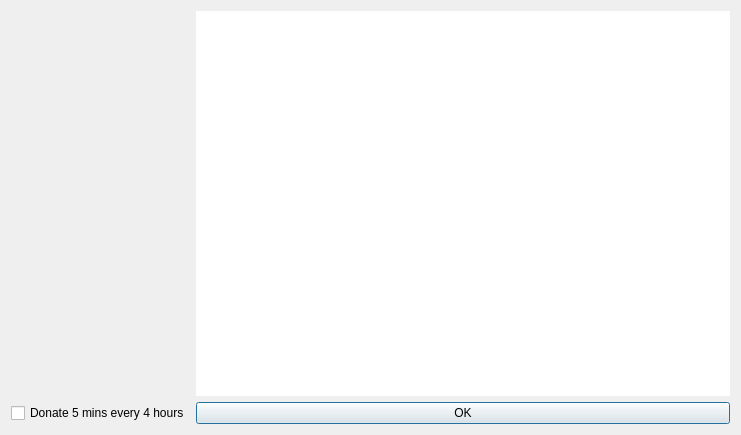
First picture: the form in Code/References/MinerLamp-master/MinerLamp-master/helpdialog.ui, repository UndertakerW/MinersCoffee, before the edit.
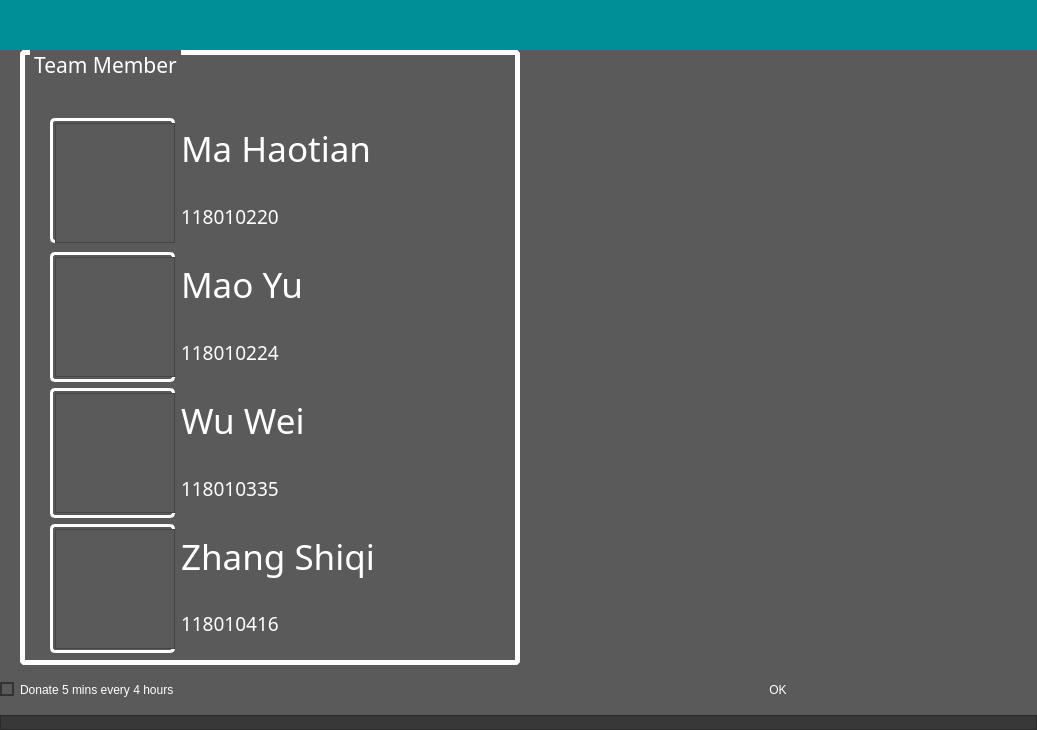
Second picture: the form after the edit. Icons and pictures are not drawn.

The edit to the form file:
```diff
--- a/Code/References/MinerLamp-master/MinerLamp-master/helpdialog.ui
+++ b/Code/References/MinerLamp-master/MinerLamp-master/helpdialog.ui
@@ -6,8 +6,8 @@
    <rect>
     <x>0</x>
     <y>0</y>
-    <width>741</width>
-    <height>435</height>
+    <width>1037</width>
+    <height>730</height>
    </rect>
   </property>
   <property name="windowTitle">
@@ -16,56 +16,820 @@
   <property name="whatsThis">
    <string/>
   </property>
-  <layout class="QGridLayout" name="gridLayout">
-   <item row="0" column="0">
-    <widget class="QLabel" name="label">
-     <property name="text">
-      <string/>
+  <property name="styleSheet">
+   <string notr="true">background:rgb(91,90,90);</string>
+  </property>
+  <layout class="QVBoxLayout" name="verticalLayout">
+   <property name="spacing">
+    <number>0</number>
+   </property>
+   <property name="leftMargin">
+    <number>0</number>
+   </property>
+   <property name="topMargin">
+    <number>0</number>
+   </property>
+   <property name="rightMargin">
+    <number>0</number>
+   </property>
+   <property name="bottomMargin">
+    <number>0</number>
+   </property>
+   <item>
+    <widget class="QFrame" name="frameMonitorBar">
+     <property name="minimumSize">
+      <size>
+       <width>0</width>
+       <height>50</height>
+      </size>
      </property>
-     <property name="pixmap">
-      <pixmap resource="resources.qrc">:/images/logo.png</pixmap>
+     <property name="maximumSize">
+      <size>
+       <width>16777215</width>
+       <height>50</height>
+      </size>
      </property>
+     <property name="styleSheet">
+      <string notr="true">background:#008F96;border-width: 0;
+border-radius : 0;
+</string>
+     </property>
+     <property name="frameShape">
+      <enum>QFrame::StyledPanel</enum>
+     </property>
+     <property name="frameShadow">
+      <enum>QFrame::Raised</enum>
+     </property>
+     <layout class="QHBoxLayout" name="horizontalLayout_5">
+      <property name="spacing">
+       <number>0</number>
+      </property>
+      <property name="leftMargin">
+       <number>0</number>
+      </property>
+      <property name="topMargin">
+       <number>0</number>
+      </property>
+      <property name="rightMargin">
+       <number>0</number>
+      </property>
+      <property name="bottomMargin">
+       <number>0</number>
+      </property>
+     </layout>
     </widget>
    </item>
-   <item row="0" column="1">
-    <widget class="QPlainTextEdit" name="plainTextEdit">
-     <property name="font">
-      <font>
-       <family>Arial</family>
-      </font>
-     </property>
-     <property name="frameShape">
-      <enum>QFrame::NoFrame</enum>
-     </property>
-     <property name="lineWidth">
+   <item>
+    <layout class="QHBoxLayout" name="horizontalLayout">
+     <property name="spacing">
       <number>0</number>
      </property>
-     <property name="readOnly">
-      <bool>true</bool>
+     <property name="leftMargin">
+      <number>20</number>
      </property>
-    </widget>
+     <property name="rightMargin">
+      <number>10</number>
+     </property>
+     <item>
+      <widget class="QGroupBox" name="groupBox_19">
+       <property name="minimumSize">
+        <size>
+         <width>500</width>
+         <height>580</height>
+        </size>
+       </property>
+       <property name="font">
+        <font>
+         <family>Berlin Sans FB</family>
+         <pointsize>16</pointsize>
+        </font>
+       </property>
+       <property name="layoutDirection">
+        <enum>Qt::LeftToRight</enum>
+       </property>
+       <property name="styleSheet">
+        <string notr="true">QGroupBox::title{
+	color : white;
+	left: 10px;
+	margin-left: 0px;
+	padding: 0 1px;
+}
+
+QGroupBox{
+	border-width: 5px;
+	border-style: solid;
+	border-color: white;
+	margin-top: 0.5ex;
+	border-radius: 5px;
+}</string>
+       </property>
+       <property name="title">
+        <string>Team Member</string>
+       </property>
+       <layout class="QGridLayout" name="gridLayout_64">
+        <property name="leftMargin">
+         <number>0</number>
+        </property>
+        <property name="topMargin">
+         <number>30</number>
+        </property>
+        <item row="0" column="0">
+         <layout class="QVBoxLayout" name="verticalLayout_32">
+          <item>
+           <layout class="QHBoxLayout" name="horizontalLayout_57">
+            <item>
+             <widget class="QGroupBox" name="groupBox_20">
+              <property name="minimumSize">
+               <size>
+                <width>125</width>
+                <height>125</height>
+               </size>
+              </property>
+              <property name="maximumSize">
+               <size>
+                <width>125</width>
+                <height>125</height>
+               </size>
+              </property>
+              <property name="styleSheet">
+               <string notr="true">QGroupBox::title{
+	color : white;
+	left: 10px;
+	margin-left: 0px;
+	padding: 0 1px;
+}
+
+QGroupBox{
+	border-width: 3px;
+	border-style: solid;
+	border-color: white;
+	margin-top: 0.5ex;
+	border-radius: 5px;
+	background: rgb(0,0,0,0);
+}</string>
+              </property>
+              <property name="title">
+               <string/>
+              </property>
+              <layout class="QGridLayout" name="gridLayout_65">
+               <property name="leftMargin">
+                <number>0</number>
+               </property>
+               <property name="topMargin">
+                <number>0</number>
+               </property>
+               <property name="rightMargin">
+                <number>0</number>
+               </property>
+               <property name="bottomMargin">
+                <number>0</number>
+               </property>
+               <property name="spacing">
+                <number>0</number>
+               </property>
+               <item row="0" column="0">
+                <widget class="QFrame" name="frame_48">
+                 <property name="minimumSize">
+                  <size>
+                   <width>120</width>
+                   <height>120</height>
+                  </size>
+                 </property>
+                 <property name="maximumSize">
+                  <size>
+                   <width>120</width>
+                   <height>130</height>
+                  </size>
+                 </property>
+                 <property name="styleSheet">
+                  <string notr="true">QFrame
+{
+   border-image: url(:/icons/icos/MaHaotian.jpg) 0 0 0 0 stretch stretch;
+   border-width: 0px;
+}</string>
+                 </property>
+                 <property name="frameShape">
+                  <enum>QFrame::StyledPanel</enum>
+                 </property>
+                 <property name="frameShadow">
+                  <enum>QFrame::Raised</enum>
+                 </property>
+                </widget>
+               </item>
+              </layout>
+             </widget>
+            </item>
+            <item>
+             <layout class="QVBoxLayout" name="verticalLayout_33">
+              <item>
+               <widget class="QLabel" name="label_72">
+                <property name="sizePolicy">
+                 <sizepolicy hsizetype="Fixed" vsizetype="Preferred">
+                  <horstretch>0</horstretch>
+                  <verstretch>0</verstretch>
+                 </sizepolicy>
+                </property>
+                <property name="minimumSize">
+                 <size>
+                  <width>300</width>
+                  <height>65</height>
+                 </size>
+                </property>
+                <property name="font">
+                 <font>
+                  <family>Berlin Sans FB</family>
+                  <pointsize>26</pointsize>
+                 </font>
+                </property>
+                <property name="styleSheet">
+                 <string notr="true">color : white;</string>
+                </property>
+                <property name="text">
+                 <string>Ma Haotian</string>
+                </property>
+               </widget>
+              </item>
+              <item>
+               <widget class="QLabel" name="label_73">
+                <property name="sizePolicy">
+                 <sizepolicy hsizetype="Fixed" vsizetype="Preferred">
+                  <horstretch>0</horstretch>
+                  <verstretch>0</verstretch>
+                 </sizepolicy>
+                </property>
+                <property name="minimumSize">
+                 <size>
+                  <width>100</width>
+                  <height>60</height>
+                 </size>
+                </property>
+                <property name="font">
+                 <font>
+                  <family>Berlin Sans FB</family>
+                  <pointsize>14</pointsize>
+                 </font>
+                </property>
+                <property name="styleSheet">
+                 <string notr="true">color : white;</string>
+                </property>
+                <property name="text">
+                 <string>118010220</string>
+                </property>
+               </widget>
+              </item>
+             </layout>
+            </item>
+           </layout>
+          </item>
+          <item>
+           <layout class="QHBoxLayout" name="horizontalLayout_58">
+            <item>
+             <widget class="QGroupBox" name="groupBox_21">
+              <property name="minimumSize">
+               <size>
+                <width>125</width>
+                <height>125</height>
+               </size>
+              </property>
+              <property name="maximumSize">
+               <size>
+                <width>125</width>
+                <height>130</height>
+               </size>
+              </property>
+              <property name="styleSheet">
+               <string notr="true">QGroupBox::title{
+	color : white;
+	left: 10px;
+	margin-left: 0px;
+	padding: 0 1px;
+}
+
+QGroupBox{
+	border-width: 3px;
+	border-style: solid;
+	border-color: white;
+	margin-top: 0.5ex;
+	border-radius: 5px;
+	background: rgb(0,0,0,0);
+}</string>
+              </property>
+              <property name="title">
+               <string/>
+              </property>
+              <layout class="QGridLayout" name="gridLayout_66">
+               <property name="leftMargin">
+                <number>0</number>
+               </property>
+               <property name="topMargin">
+                <number>0</number>
+               </property>
+               <property name="rightMargin">
+                <number>0</number>
+               </property>
+               <property name="bottomMargin">
+                <number>0</number>
+               </property>
+               <property name="spacing">
+                <number>0</number>
+               </property>
+               <item row="0" column="0">
+                <widget class="QFrame" name="frame_49">
+                 <property name="minimumSize">
+                  <size>
+                   <width>120</width>
+                   <height>120</height>
+                  </size>
+                 </property>
+                 <property name="styleSheet">
+                  <string notr="true">QFrame
+{
+   border-image: url(:/icons/icos/MaoYu.jpg) 0 0 0 0 stretch stretch;
+   border-width: 0px;
+}</string>
+                 </property>
+                 <property name="frameShape">
+                  <enum>QFrame::StyledPanel</enum>
+                 </property>
+                 <property name="frameShadow">
+                  <enum>QFrame::Raised</enum>
+                 </property>
+                </widget>
+               </item>
+              </layout>
+             </widget>
+            </item>
+            <item>
+             <layout class="QVBoxLayout" name="verticalLayout_34">
+              <item>
+               <widget class="QLabel" name="label_74">
+                <property name="sizePolicy">
+                 <sizepolicy hsizetype="Fixed" vsizetype="Preferred">
+                  <horstretch>0</horstretch>
+                  <verstretch>0</verstretch>
+                 </sizepolicy>
+                </property>
+                <property name="minimumSize">
+                 <size>
+                  <width>300</width>
+                  <height>65</height>
+                 </size>
+                </property>
+                <property name="font">
+                 <font>
+                  <family>Berlin Sans FB</family>
+                  <pointsize>26</pointsize>
+                 </font>
+                </property>
+                <property name="styleSheet">
+                 <string notr="true">color : white;</string>
+                </property>
+                <property name="text">
+                 <string>Mao Yu</string>
+                </property>
+               </widget>
+              </item>
+              <item>
+               <widget class="QLabel" name="label_75">
+                <property name="sizePolicy">
+                 <sizepolicy hsizetype="Fixed" vsizetype="Preferred">
+                  <horstretch>0</horstretch>
+                  <verstretch>0</verstretch>
+                 </sizepolicy>
+                </property>
+                <property name="minimumSize">
+                 <size>
+                  <width>100</width>
+                  <height>60</height>
+                 </size>
+                </property>
+                <property name="font">
+                 <font>
+                  <family>Berlin Sans FB</family>
+                  <pointsize>14</pointsize>
+                 </font>
+                </property>
+                <property name="styleSheet">
+                 <string notr="true">color : white;</string>
+                </property>
+                <property name="text">
+                 <string>118010224</string>
+                </property>
+               </widget>
+              </item>
+             </layout>
+            </item>
+           </layout>
+          </item>
+          <item>
+           <layout class="QHBoxLayout" name="horizontalLayout_59">
+            <item>
+             <widget class="QGroupBox" name="groupBox_22">
+              <property name="minimumSize">
+               <size>
+                <width>125</width>
+                <height>125</height>
+               </size>
+              </property>
+              <property name="maximumSize">
+               <size>
+                <width>125</width>
+                <height>130</height>
+               </size>
+              </property>
+              <property name="styleSheet">
+               <string notr="true">QGroupBox::title{
+	color : white;
+	left: 10px;
+	margin-left: 0px;
+	padding: 0 1px;
+}
+
+QGroupBox{
+	border-width: 3px;
+	border-style: solid;
+	border-color: white;
+	margin-top: 0.5ex;
+	border-radius: 5px;
+	background: rgb(0,0,0,0);
+}</string>
+              </property>
+              <property name="title">
+               <string/>
+              </property>
+              <layout class="QGridLayout" name="gridLayout_67">
+               <property name="leftMargin">
+                <number>0</number>
+               </property>
+               <property name="topMargin">
+                <number>0</number>
+               </property>
+               <property name="rightMargin">
+                <number>0</number>
+               </property>
+               <property name="bottomMargin">
+                <number>0</number>
+               </property>
+               <property name="spacing">
+                <number>0</number>
+               </property>
+               <item row="0" column="0">
+                <widget class="QFrame" name="frame_50">
+                 <property name="minimumSize">
+                  <size>
+                   <width>120</width>
+                   <height>120</height>
+                  </size>
+                 </property>
+                 <property name="styleSheet">
+                  <string notr="true">QFrame
+{
+   border-image: url(:/icons/icos/WuWei.jpg) 0 0 0 0 stretch stretch;
+   border-width: 0px;
+}</string>
+                 </property>
+                 <property name="frameShape">
+                  <enum>QFrame::StyledPanel</enum>
+                 </property>
+                 <property name="frameShadow">
+                  <enum>QFrame::Raised</enum>
+                 </property>
+                </widget>
+               </item>
+              </layout>
+             </widget>
+            </item>
+            <item>
+             <layout class="QVBoxLayout" name="verticalLayout_35">
+              <item>
+               <widget class="QLabel" name="label_76">
+                <property name="sizePolicy">
+                 <sizepolicy hsizetype="Fixed" vsizetype="Preferred">
+                  <horstretch>0</horstretch>
+                  <verstretch>0</verstretch>
+                 </sizepolicy>
+                </property>
+                <property name="minimumSize">
+                 <size>
+                  <width>300</width>
+                  <height>65</height>
+                 </size>
+                </property>
+                <property name="font">
+                 <font>
+                  <family>Berlin Sans FB</family>
+                  <pointsize>26</pointsize>
+                 </font>
+                </property>
+                <property name="styleSheet">
+                 <string notr="true">color : white;</string>
+                </property>
+                <property name="text">
+                 <string>Wu Wei</string>
+                </property>
+               </widget>
+              </item>
+              <item>
+               <widget class="QLabel" name="label_77">
+                <property name="sizePolicy">
+                 <sizepolicy hsizetype="Fixed" vsizetype="Preferred">
+                  <horstretch>0</horstretch>
+                  <verstretch>0</verstretch>
+                 </sizepolicy>
+                </property>
+                <property name="minimumSize">
+                 <size>
+                  <width>100</width>
+                  <height>60</height>
+                 </size>
+                </property>
+                <property name="font">
+                 <font>
+                  <family>Berlin Sans FB</family>
+                  <pointsize>14</pointsize>
+                 </font>
+                </property>
+                <property name="styleSheet">
+                 <string notr="true">color : white;</string>
+                </property>
+                <property name="text">
+                 <string>118010335</string>
+                </property>
+               </widget>
+              </item>
+             </layout>
+            </item>
+           </layout>
+          </item>
+          <item>
+           <layout class="QHBoxLayout" name="horizontalLayout_60">
+            <item>
+             <widget class="QGroupBox" name="groupBox_23">
+              <property name="minimumSize">
+               <size>
+                <width>125</width>
+                <height>125</height>
+               </size>
+              </property>
+              <property name="maximumSize">
+               <size>
+                <width>125</width>
+                <height>130</height>
+               </size>
+              </property>
+              <property name="styleSheet">
+               <string notr="true">QGroupBox::title{
+	color : white;
+	left: 10px;
+	margin-left: 0px;
+	padding: 0 1px;
+}
+
+QGroupBox{
+	border-width: 3px;
+	border-style: solid;
+	border-color: white;
+	margin-top: 0.5ex;
+	border-radius: 5px;
+	background: rgb(0,0,0,0);
+}</string>
+              </property>
+              <property name="title">
+               <string/>
+              </property>
+              <layout class="QGridLayout" name="gridLayout_68">
+               <property name="leftMargin">
+                <number>0</number>
+               </property>
+               <property name="topMargin">
+                <number>0</number>
+               </property>
+               <property name="rightMargin">
+                <number>0</number>
+               </property>
+               <property name="bottomMargin">
+                <number>0</number>
+               </property>
+               <property name="spacing">
+                <number>0</number>
+               </property>
+               <item row="0" column="0">
+                <widget class="QFrame" name="frame_51">
+                 <property name="minimumSize">
+                  <size>
+                   <width>120</width>
+                   <height>120</height>
+                  </size>
+                 </property>
+                 <property name="styleSheet">
+                  <string notr="true">QFrame
+{
+   border-image: url(:/icons/icos/ZhangShiqi.jpg) 0 0 0 0 stretch stretch;
+   border-width: 0px;
+}</string>
+                 </property>
+                 <property name="frameShape">
+                  <enum>QFrame::StyledPanel</enum>
+                 </property>
+                 <property name="frameShadow">
+                  <enum>QFrame::Raised</enum>
+                 </property>
+                </widget>
+               </item>
+              </layout>
+             </widget>
+            </item>
+            <item>
+             <layout class="QVBoxLayout" name="verticalLayout_36">
+              <item>
+               <widget class="QLabel" name="label_78">
+                <property name="sizePolicy">
+                 <sizepolicy hsizetype="Fixed" vsizetype="Preferred">
+                  <horstretch>0</horstretch>
+                  <verstretch>0</verstretch>
+                 </sizepolicy>
+                </property>
+                <property name="minimumSize">
+                 <size>
+                  <width>300</width>
+                  <height>65</height>
+                 </size>
+                </property>
+                <property name="font">
+                 <font>
+                  <family>Berlin Sans FB</family>
+                  <pointsize>26</pointsize>
+                 </font>
+                </property>
+                <property name="styleSheet">
+                 <string notr="true">color : white;</string>
+                </property>
+                <property name="text">
+                 <string>Zhang Shiqi</string>
+                </property>
+               </widget>
+              </item>
+              <item>
+               <widget class="QLabel" name="label_79">
+                <property name="sizePolicy">
+                 <sizepolicy hsizetype="Fixed" vsizetype="Preferred">
+                  <horstretch>0</horstretch>
+                  <verstretch>0</verstretch>
+                 </sizepolicy>
+                </property>
+                <property name="minimumSize">
+                 <size>
+                  <width>100</width>
+                  <height>60</height>
+                 </size>
+                </property>
+                <property name="font">
+                 <font>
+                  <family>Berlin Sans FB</family>
+                  <pointsize>14</pointsize>
+                 </font>
+                </property>
+                <property name="styleSheet">
+                 <string notr="true">color : white;</string>
+                </property>
+                <property name="text">
+                 <string>118010416</string>
+                </property>
+               </widget>
+              </item>
+             </layout>
+            </item>
+           </layout>
+          </item>
+         </layout>
+        </item>
+       </layout>
+      </widget>
+     </item>
+     <item>
+      <widget class="QPlainTextEdit" name="plainTextEdit">
+       <property name="font">
+        <font>
+         <family>Berlin Sans FB</family>
+        </font>
+       </property>
+       <property name="styleSheet">
+        <string notr="true">color:white;</string>
+       </property>
+       <property name="frameShape">
+        <enum>QFrame::NoFrame</enum>
+       </property>
+       <property name="lineWidth">
+        <number>0</number>
+       </property>
+       <property name="readOnly">
+        <bool>true</bool>
+       </property>
+      </widget>
+     </item>
+    </layout>
    </item>
-   <item row="1" column="1">
-    <widget class="QPushButton" name="pushButtonFinish">
-     <property name="font">
-      <font>
-       <family>Arial</family>
-      </font>
+   <item>
+    <layout class="QHBoxLayout" name="horizontalLayout_2">
+     <item>
+      <widget class="QCheckBox" name="checkBox">
+       <property name="font">
+        <font>
+         <family>Arial</family>
+        </font>
+       </property>
+       <property name="styleSheet">
+        <string notr="true">QCheckBox {
+    color:rgb(255,255,255);
+}
+
+QCheckBox::indicator {
+    width: 10px;
+    height: 10px;
+}
+
+QCheckBox::indicator:unchecked {
+    border:2px solid rgb(51,51,51);
+	background:rgb(91,90,90);
+}
+
+QCheckBox::indicator:unchecked:pressed {
+	border:2px solid rgb(51,51,51);
+   	background:rgb(0,143,170);
+}
+
+QCheckBox::indicator:checked {
+	background-color:rgb(0,143,170);
+    border: 2px solid rgb(51,51,51);
+}
+
+QCheckBox::indicator:checked:pressed {
+    border:2px solid rgb(51,51,51);
+	background:rgb(91,90,90);
+}
+
+</string>
+       </property>
+       <property name="text">
+        <string>Donate 5 mins every 4 hours</string>
+       </property>
+      </widget>
+     </item>
+     <item>
+      <widget class="QPushButton" name="pushButtonFinish">
+       <property name="minimumSize">
+        <size>
+         <width>50</width>
+         <height>50</height>
+        </size>
+       </property>
+       <property name="font">
+        <font>
+         <family>Arial</family>
+        </font>
+       </property>
+       <property name="styleSheet">
+        <string notr="true">QPushButton {
+	border: none;
+	background-color: rgba(0,0,0,0);
+	color : white;
+}
+QPushButton:hover {
+	background-color: rgb(51,51,51);
+}
+QPushButton:pressed {	
+	background-color: #7A0000;
+}</string>
+       </property>
+       <property name="text">
+        <string>OK</string>
+       </property>
+      </widget>
+     </item>
+    </layout>
+   </item>
+   <item>
+    <widget class="QFrame" name="frame_43">
+     <property name="sizePolicy">
+      <sizepolicy hsizetype="Preferred" vsizetype="Minimum">
+       <horstretch>0</horstretch>
+       <verstretch>0</verstretch>
+      </sizepolicy>
      </property>
-     <property name="text">
-      <string>OK</string>
+     <property name="minimumSize">
+      <size>
+       <width>0</width>
+       <height>15</height>
+      </size>
      </property>
-    </widget>
-   </item>
-   <item row="1" column="0">
-    <widget class="QCheckBox" name="checkBox">
-     <property name="font">
-      <font>
-       <family>Arial</family>
-      </font>
+     <property name="styleSheet">
+      <string notr="true">background:rgb(51,51,51,220);</string>
      </property>
-     <property name="text">
-      <string>Donate 5 mins every 4 hours</string>
+     <property name="frameShape">
+      <enum>QFrame::StyledPanel</enum>
+     </property>
+     <property name="frameShadow">
+      <enum>QFrame::Raised</enum>
      </property>
     </widget>
    </item>
```
Left out of the diff: 4 changed lines with no effect on the pictures.
